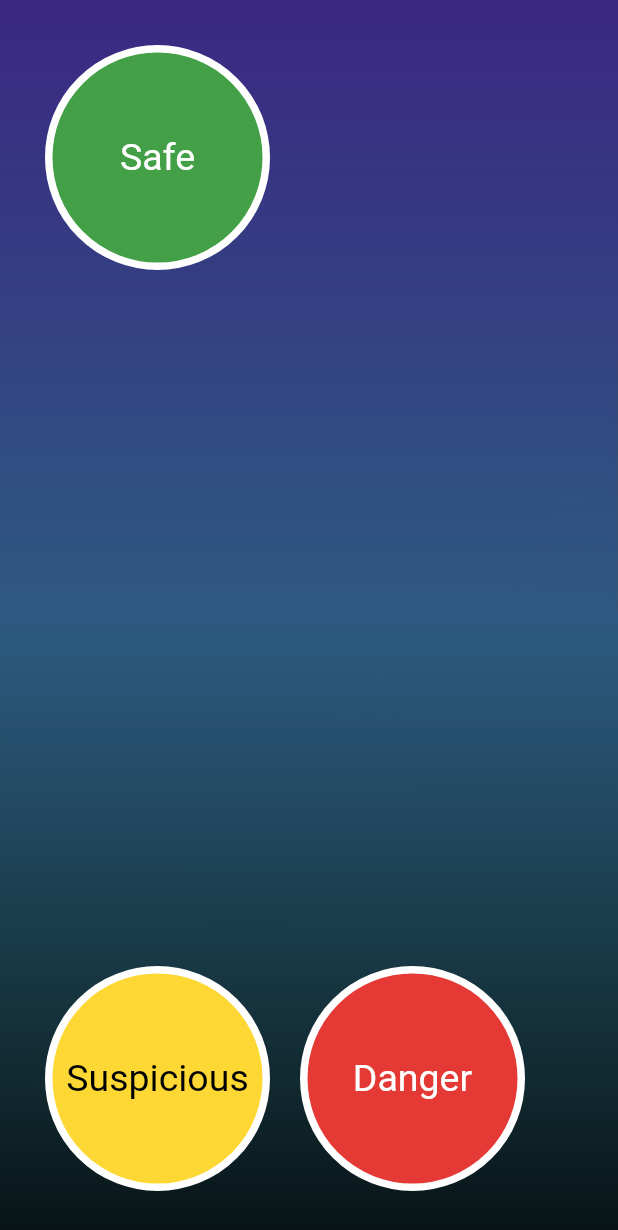
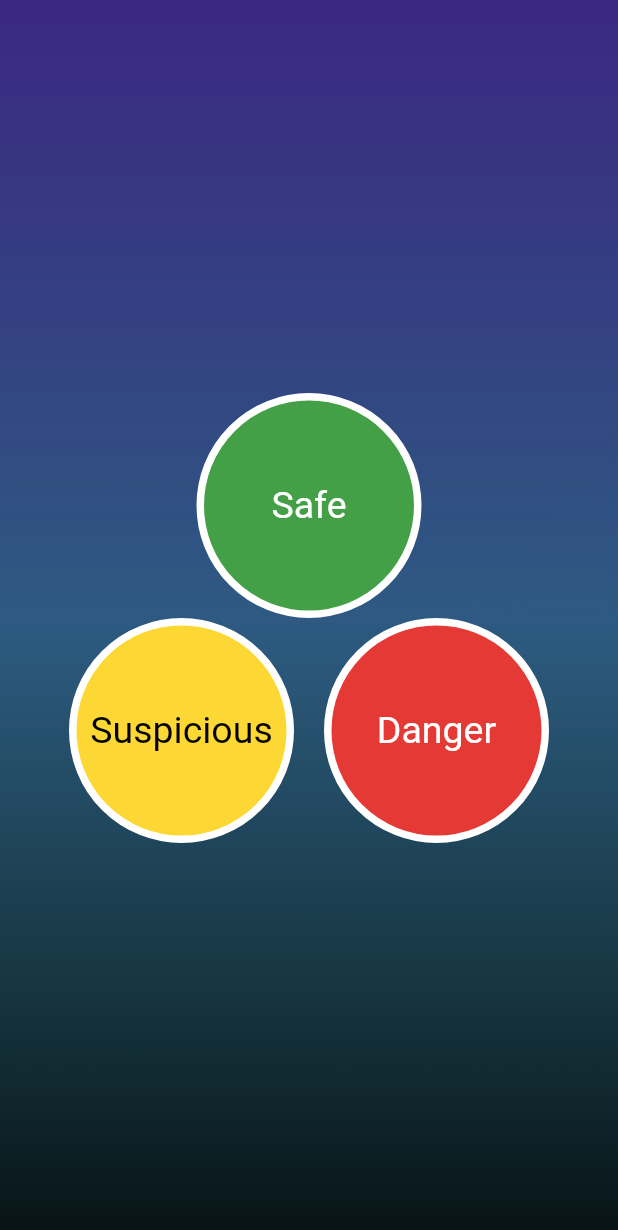
Before and after one commit to sakship31/women-safety-app, a Flutter app: the SOSPage screen opened directly, after a tap on "Safe", on a phone screen of 412 x 824 dp. Shown: the top 1230 px of the screen. Run offline on Flutter 3.47's test engine with Material 2 defaults, Android fonts, the phone set to English and light mode, and no system bars; our stand-ins replace audioplayers, firebase_auth, geolocator, sqflite; missing offline and left inert: dart:ffi, sms; accounts and stored records are empty.

Commit message:
SOS done

```diff
--- a/lib/screens/sos.dart
+++ b/lib/screens/sos.dart
@@ -56,11 +56,13 @@ class _SOSPageState extends State<SOSPage> {
               padding: EdgeInsets.all(30),
               child: Container(
                 child: Column(
-                  mainAxisAlignment: MainAxisAlignment.spaceBetween,
+                  mainAxisAlignment: MainAxisAlignment.center,
                   children: <Widget>[
                     // SizedBox(height: 100),
                     Row(
-                      children: [InkWell(
+                      mainAxisAlignment: MainAxisAlignment.center,
+                      children: [
+                        InkWell(
                           onTap: () async {
                             Position position = await getCurrentLocation();
                             print("Pressed");
@@ -69,20 +71,25 @@ class _SOSPageState extends State<SOSPage> {
                             SmsSender sender = new SmsSender();
                             for (int i = 0; i < contacts.length; i++) {
                               print(i);
-                            await sender.sendSms(new SmsMessage(
+                              await sender.sendSms(
+                                new SmsMessage(
                                   contacts[i].number.trim(),
                                   'I am safe ' +
                                       'http://maps.google.com/?q=' +
                                       position.latitude.toString() +
                                       ',' +
-                                    position.longitude.toString()));
+                                      position.longitude.toString(),
+                                ),
+                              );
                             }
+                            Navigator.of(context).pop();
                           },
                           child: Container(
                             height: 150,
                             width: 150,
                             decoration: BoxDecoration(
-                              border: Border.all(color: Colors.white, width: 5),
+                                border:
+                                    Border.all(color: Colors.white, width: 5),
                                 borderRadius: BorderRadius.circular(300),
                                 color: Colors.green[600]),
                             child: Center(
@@ -95,11 +102,14 @@ class _SOSPageState extends State<SOSPage> {
                               ),
                             ),
                           ),
-                      ),]
+                        ),
+                      ],
                     ),
 
                     Row(
-                      children:[InkWell(
+                      mainAxisAlignment: MainAxisAlignment.center,
+                      children: [
+                        InkWell(
                           onTap: () async {
                             Position position = await getCurrentLocation();
                             print("Pressed");
@@ -116,13 +126,14 @@ class _SOSPageState extends State<SOSPage> {
                                       ',' +
                                       position.longitude.toString()));
                             }
+                            Navigator.of(context).pop();
                           },
-
                           child: Container(
                             height: 150,
                             width: 150,
                             decoration: BoxDecoration(
-                              border: Border.all(color: Colors.white, width: 5),
+                                border:
+                                    Border.all(color: Colors.white, width: 5),
                                 borderRadius: BorderRadius.circular(300),
                                 color: Colors.yellow[600]),
                             child: Center(
@@ -155,12 +166,14 @@ class _SOSPageState extends State<SOSPage> {
                                         ',' +
                                         position.longitude.toString()));
                               }
+                              Navigator.of(context).pop();
                             },
                             child: Container(
                               height: 150,
                               width: 150,
                               decoration: BoxDecoration(
-                              border: Border.all(color: Colors.white, width: 5),
+                                  border:
+                                      Border.all(color: Colors.white, width: 5),
                                   borderRadius: BorderRadius.circular(300),
                                   color: Colors.red[600]),
                               child: Center(
@@ -174,7 +187,9 @@ class _SOSPageState extends State<SOSPage> {
                               ),
                             ),
                           ),
-                    ),],),
+                        ),
+                      ],
+                    ),
                   ],
                 ),
               ),
```
Lines whose indentation alone changed are shown as unchanged.
